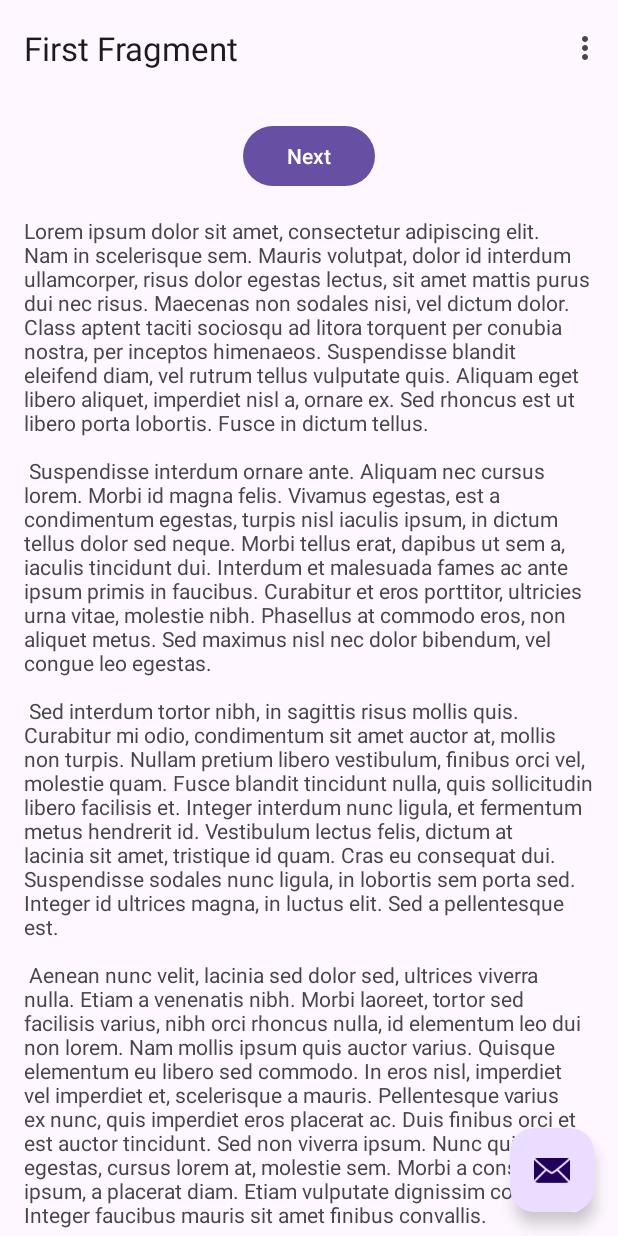
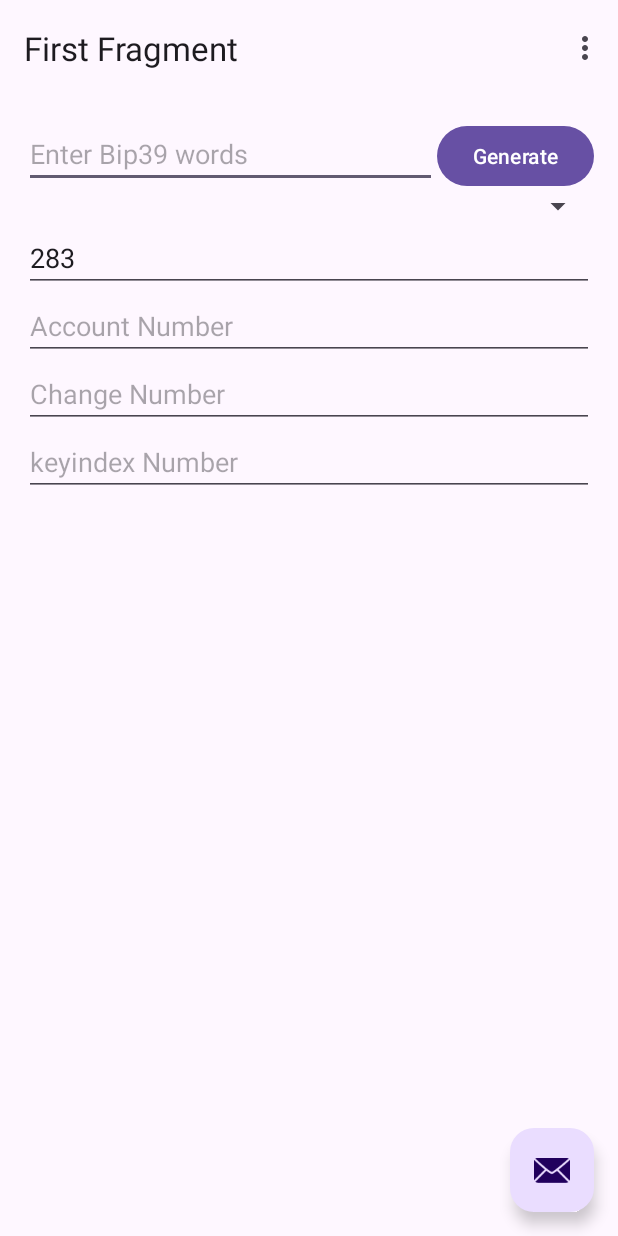
Before and after one commit to algorandfoundation/arc52-android-wallet, an Android app: the screen it shows after launch (MainActivity), on a phone screen of 412 x 824 dp. Run offline under Robolectric (Android 15) with nearby library versions, the phone set to English and light mode, and no system bars; our stand-ins replace navigation-ui; libraries missing offline, so code that uses them is left out: cash.z.ecc, com.algorand.algosdk; 4 statements that could not run were skipped.

```diff
--- a/app/src/main/res/layout/fragment_first.xml
+++ b/app/src/main/res/layout/fragment_first.xml
@@ -11,25 +11,72 @@
         android:layout_height="match_parent"
         android:padding="16dp">
 
-        <Button
-            android:id="@+id/button_first"
-            android:layout_width="wrap_content"
+        <EditText
+            android:id="@+id/bip39WordsEditText"
+            android:layout_width="0dp"
             android:layout_height="wrap_content"
-            android:text="@string/next"
-            app:layout_constraintBottom_toTopOf="@id/textview_first"
-            app:layout_constraintEnd_toEndOf="parent"
+            android:hint="Enter Bip39 words"
+            android:inputType="text"
+            app:layout_constraintEnd_toStartOf="@+id/generateButton"
             app:layout_constraintStart_toStartOf="parent"
             app:layout_constraintTop_toTopOf="parent" />
 
-        <TextView
-            android:id="@+id/textview_first"
+        <Button
+            android:id="@+id/generateButton"
             android:layout_width="wrap_content"
             android:layout_height="wrap_content"
-            android:layout_marginTop="16dp"
-            android:text="@string/lorem_ipsum"
-            app:layout_constraintBottom_toBottomOf="parent"
+            android:text="Generate"
+            app:layout_constraintEnd_toEndOf="parent"
+            app:layout_constraintTop_toTopOf="parent" />
+
+        <Spinner
+            android:id="@+id/keyContextSpinner"
+            android:layout_width="0dp"
+            android:layout_height="wrap_content"
             app:layout_constraintEnd_toEndOf="parent"
             app:layout_constraintStart_toStartOf="parent"
-            app:layout_constraintTop_toBottomOf="@id/button_first" />
+            app:layout_constraintTop_toBottomOf="@+id/bip39WordsEditText" />
+
+        <EditText
+            android:id="@+id/cointypeEditText"
+            android:layout_width="0dp"
+            android:layout_height="wrap_content"
+            android:hint="Cointype"
+            android:inputType="number"
+            android:text="283"
+            app:layout_constraintEnd_toEndOf="parent"
+            app:layout_constraintStart_toStartOf="parent"
+            app:layout_constraintTop_toBottomOf="@+id/keyContextSpinner" />
+
+        <EditText
+            android:id="@+id/accountNumberEditText"
+            android:layout_width="0dp"
+            android:layout_height="wrap_content"
+            android:hint="Account Number"
+            android:inputType="number"
+            app:layout_constraintEnd_toEndOf="parent"
+            app:layout_constraintStart_toStartOf="parent"
+            app:layout_constraintTop_toBottomOf="@+id/cointypeEditText" />
+
+        <EditText
+            android:id="@+id/changeNumberEditText"
+            android:layout_width="0dp"
+            android:layout_height="wrap_content"
+            android:hint="Change Number"
+            android:inputType="number"
+            app:layout_constraintEnd_toEndOf="parent"
+            app:layout_constraintStart_toStartOf="parent"
+            app:layout_constraintTop_toBottomOf="@+id/accountNumberEditText" />
+
+        <EditText
+            android:id="@+id/keyindexNumberEditText"
+            android:layout_width="0dp"
+            android:layout_height="wrap_content"
+            android:hint="keyindex Number"
+            android:inputType="number"
+            app:layout_constraintEnd_toEndOf="parent"
+            app:layout_constraintStart_toStartOf="parent"
+            app:layout_constraintTop_toBottomOf="@+id/changeNumberEditText" />
+
     </androidx.constraintlayout.widget.ConstraintLayout>
 </androidx.core.widget.NestedScrollView>
```
Also changed, not shown: app/build.gradle (+20 -15 lines), app/src/main/java/com/algorandfoundation/arc52_android_wallet/Bip32Ed25519Android.kt (+16 -0 lines), app/src/main/java/com/algorandfoundation/arc52_android_wallet/FirstFragment.kt (+87 -19 lines).
